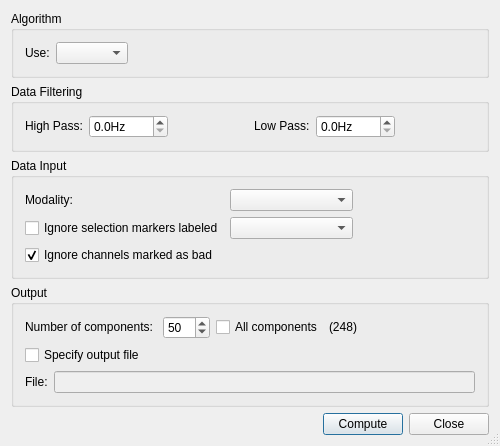
The window that src/plugins/ICA/ICASettings.ui (HIP-infrastructure/anywave-code) describes before a commit, drawn with Qt 5.
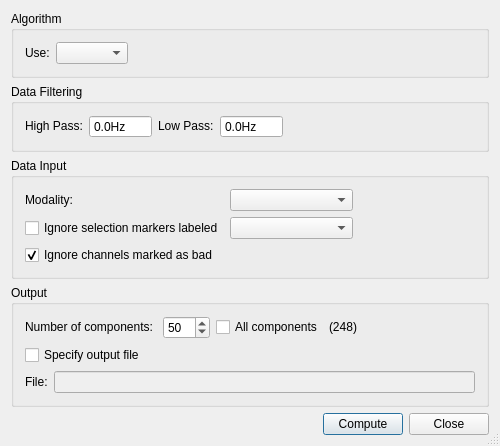
The same window after the commit. Icons and pictures are not drawn.

```diff
--- a/src/plugins/ICA/ICASettings.ui
+++ b/src/plugins/ICA/ICASettings.ui
@@ -7,7 +7,7 @@
     <x>0</x>
     <y>0</y>
     <width>500</width>
-    <height>412</height>
+    <height>398</height>
    </rect>
   </property>
   <property name="windowTitle">
@@ -105,6 +105,12 @@
           <property name="frame">
            <bool>true</bool>
           </property>
+          <property name="buttonSymbols">
+           <enum>QAbstractSpinBox::NoButtons</enum>
+          </property>
+          <property name="accelerated">
+           <bool>false</bool>
+          </property>
           <property name="suffix">
            <string>Hz</string>
           </property>
@@ -119,19 +125,6 @@
           </property>
          </widget>
         </item>
-        <item>
-         <spacer name="horizontalSpacer_4">
-          <property name="orientation">
-           <enum>Qt::Horizontal</enum>
-          </property>
-          <property name="sizeHint" stdset="0">
-           <size>
-            <width>40</width>
-            <height>20</height>
-           </size>
-          </property>
-         </spacer>
-        </item>
         <item>
          <widget class="QLabel" name="label_3">
           <property name="sizePolicy">
@@ -156,6 +149,9 @@
           <property name="frame">
            <bool>true</bool>
           </property>
+          <property name="buttonSymbols">
+           <enum>QAbstractSpinBox::NoButtons</enum>
+          </property>
           <property name="suffix">
            <string>Hz</string>
           </property>
```
Left out of the diff: 10 changed lines with no effect on the pictures.
